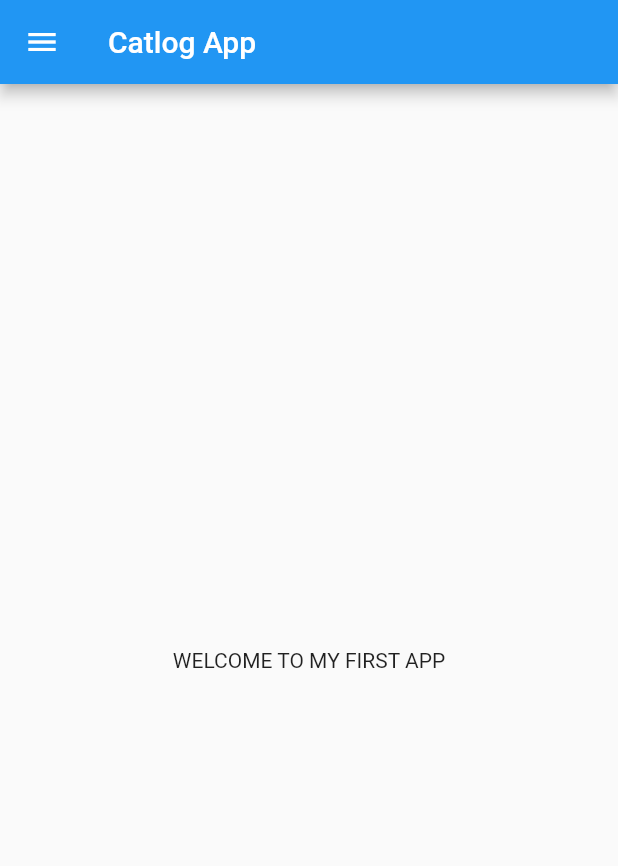
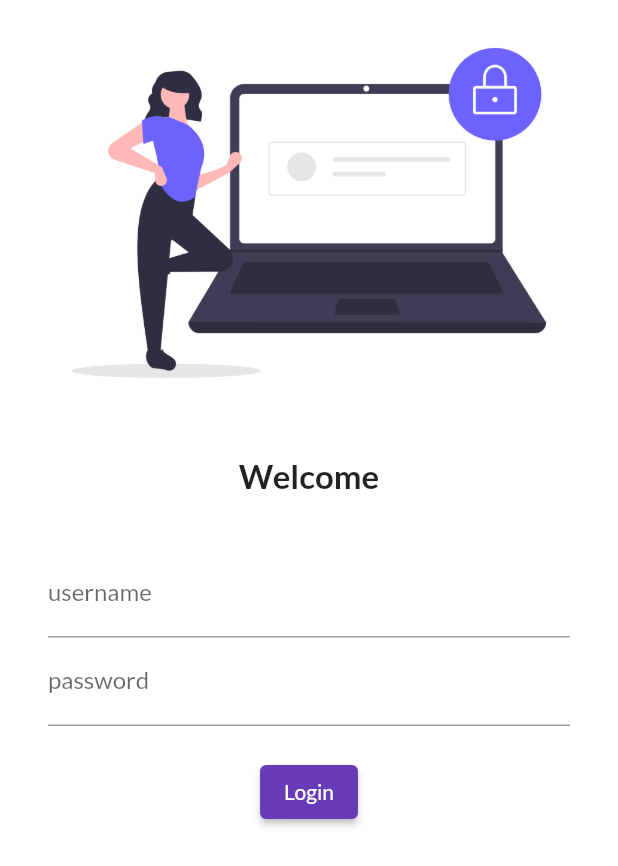
Before and after one commit to rachelraman/30_Days_Of_Flutter, a Flutter app: the screen it shows after launch, on a phone screen of 412 x 824 dp. Shown: the top 866 px of the screen. Run offline on Flutter 3.47's test engine with Material 2 defaults, Android fonts, the phone set to English and light mode, and no system bars; our stand-ins replace google_fonts.

Commit message:
Day 4 completed

```diff
--- a/lib/main.dart
+++ b/lib/main.dart
@@ -1,5 +1,7 @@
 import 'package:flutter/material.dart';
-import 'package:flutter_application_1/home_page.dart';
+import 'package:flutter_application_1/pages/login_page.dart';
+import 'package:flutter_application_1/pages/home_page.dart';
+import 'package:google_fonts/google_fonts.dart';
 
 void main(){
   runApp(MyApp()); //runApp is a method where we give the name of our app
@@ -15,7 +17,18 @@ void main(){
    Widget build(BuildContext context) {         // in build method we perform all UI work and we call build method whenever we want to refresh our UI
                                                 // we do not use container directly for that we first use some app like Material app or cupertino app
      return MaterialApp(
-       home: HomePage(),
+       themeMode: ThemeMode.light,               // for dark theme
+       theme: ThemeData(
+         fontFamily: GoogleFonts.lato().fontFamily,
+         primarySwatch: Colors.deepPurple),
+       darkTheme: ThemeData(
+         brightness: Brightness.dark,
+       ),
+       initialRoute: "/",
+       routes: {
+         "/": (context)=>LoginPage(),
+         "/Home" : (context) => HomePage(),             // it is default page, we can also make login page as a default page
+         "/Login" : (context) => LoginPage()}
      );
    }
  }
--- /dev/null
+++ b/lib/pages/login_page.dart
@@ -0,0 +1,63 @@
+import 'package:flutter/material.dart';
+
+class LoginPage extends StatelessWidget {
+  const LoginPage({ Key? key }) : super(key: key);
+
+  @override
+  Widget build(BuildContext context) {
+    return Material(
+      color: Colors.white,
+      child: Column(
+        children: [
+          Image.asset(
+            "assets/images/login_image.png",
+            fit: BoxFit.cover,
+          ),
+          SizedBox(
+            height: 20.0,
+          ),
+          Text(
+            "Welcome",
+            style: TextStyle(
+              fontSize: 22,
+              fontWeight: FontWeight.bold
+            ),
+          ),
+          SizedBox(
+            height: 20.0,
+          ),
+          Padding(padding:
+            const EdgeInsets.symmetric(vertical: 16.0,horizontal: 32.0),
+          child: Column(
+            children: [
+              TextFormField(
+                decoration: InputDecoration(
+                  hintText: "Enter username",
+                  labelText: "username",
+                ),
+              ),
+              TextFormField(
+                obscureText: true,            // it hide the password
+                decoration: InputDecoration(
+                  hintText: "Enter Password",
+                  labelText: "password",
+                ),
+              ),
+              SizedBox(
+                height: 20.0,
+              ),
+              ElevatedButton(
+                child: Text("Login"),
+                style: TextButton.styleFrom(),
+                onPressed: (){
+                  print("Welcoe in my toturial");
+                },
+              )
+            ]
+          ),
+          )
+        ]
+      ),
+    );
+  }
+}
```
Also changed, not shown: pubspec.yaml (+4 -4 lines), assets/images/login_image.png (added), lib/pages/home_page.dart (renamed from lib/home_page.dart), pubspec.lock.
